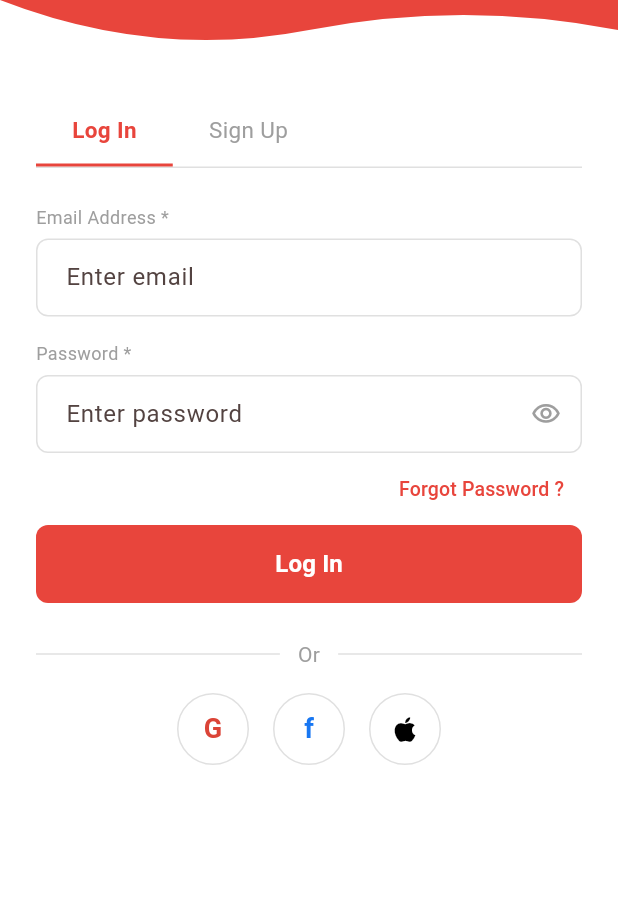
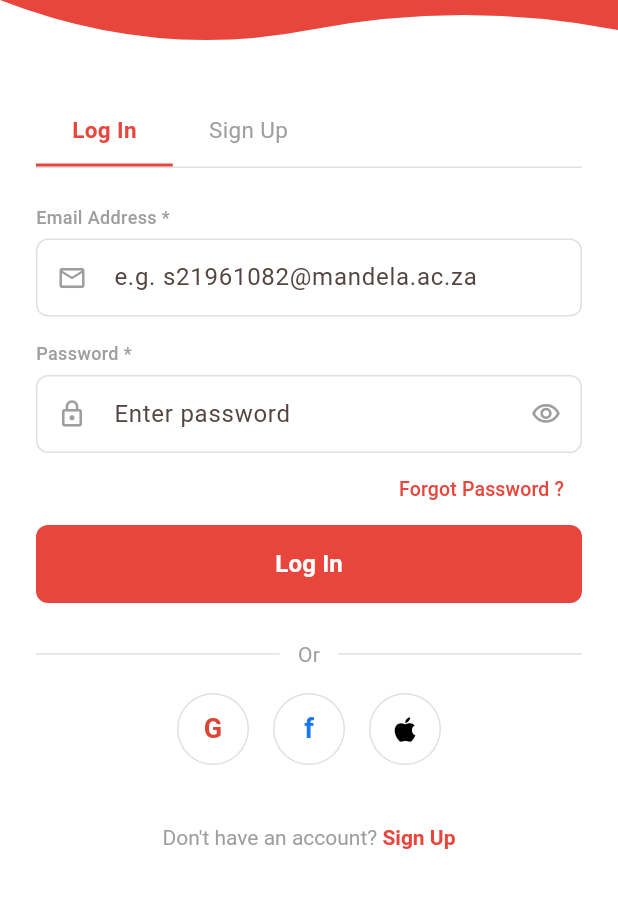
Before and after one commit to Addmore-Development/Gude-Mobile, a Flutter app: the screen it shows after launch, after a tap on "Next", after a tap on "Skip", on a phone screen of 412 x 824 dp, the part 240-1148 px from its top. Run offline on Flutter 3.47's test engine with Material 3 defaults, Android fonts, the phone set to English and light mode, and no system bars; our stand-ins replace flutter_riverpod, go_router, google_fonts.

Commit message:
feat(auth): update login page UI and validation

```diff
--- a/lib/features/auth/presentation/login_page.dart
+++ b/lib/features/auth/presentation/login_page.dart
@@ -10,18 +10,38 @@ class LoginPage extends StatefulWidget {
 }
 
 class _LoginPageState extends State<LoginPage> {
+  final _formKey = GlobalKey<FormState>();
   final _email = TextEditingController();
   final _password = TextEditingController();
   bool _obscure = true;
   bool _error = false;
 
+  static final _saEmailRegex = RegExp(
+    r'^[a-zA-Z0-9._%+\-]+@[a-zA-Z0-9.\-]+\.ac\.za$',
+    caseSensitive: false,
+  );
+
+  String? _validateEmail(String? value) {
+    if (value == null || value.isEmpty) return 'Email is required';
+    if (!_saEmailRegex.hasMatch(value)) {
+      return 'Use your student email e.g. s21961082@mandela.ac.za';
+    }
+    return null;
+  }
+
+  String? _validatePassword(String? value) {
+    if (value == null || value.isEmpty) return 'Password is required';
+    if (value.length < 8) return 'Password must be at least 8 characters';
+    return null;
+  }
+
   void _login() {
-    if (_email.text.isEmpty || _password.text.isEmpty) {
+    setState(() => _error = false);
+    if (_formKey.currentState!.validate()) {
+      context.go('/home');
+    } else {
       setState(() => _error = true);
-      return;
     }
-    setState(() => _error = false);
-    context.go('/home');
   }
 
   @override
@@ -33,59 +53,130 @@ class _LoginPageState extends State<LoginPage> {
             const GudeHeader(),
             Padding(
               padding: const EdgeInsets.symmetric(horizontal: 24),
+              child: Form(
+                key: _formKey,
                 child: Column(
                   crossAxisAlignment: CrossAxisAlignment.start,
                   children: [
                     const SizedBox(height: 24),
-                  _tabs(context),
+                    Container(
+                      decoration: const BoxDecoration(
+                        border: Border(
+                          bottom: BorderSide(color: AppColors.inputBorder))),
+                      child: Row(children: [
+                        _tab('Log In', true, () {}),
+                        _tab('Sign Up', false, () => context.go('/signup')),
+                      ]),
+                    ),
                     const SizedBox(height: 24),
                     _label('Email Address *'),
                     const SizedBox(height: 6),
-                  TextField(
+                    TextFormField(
                       controller: _email,
+                      validator: _validateEmail,
                       keyboardType: TextInputType.emailAddress,
-                    decoration: const InputDecoration(hintText: 'Enter email'),
+                      decoration: const InputDecoration(
+                        hintText: 'e.g. s21961082@mandela.ac.za',
+                        prefixIcon: Icon(Icons.email_outlined,
+                          color: AppColors.textGrey, size: 20),
+                      ),
                     ),
                     const SizedBox(height: 16),
                     _label('Password *'),
                     const SizedBox(height: 6),
-                  TextField(
+                    TextFormField(
                       controller: _password,
                       obscureText: _obscure,
+                      validator: _validatePassword,
                       decoration: InputDecoration(
                         hintText: 'Enter password',
+                        prefixIcon: const Icon(Icons.lock_outline,
+                          color: AppColors.textGrey, size: 20),
                         suffixIcon: IconButton(
-                        icon: Icon(_obscure
+                          icon: Icon(
+                            _obscure
                               ? Icons.visibility_outlined
                               : Icons.visibility_off_outlined,
                             color: AppColors.textGrey, size: 20),
-                        onPressed: () => setState(() => _obscure = !_obscure),
+                          onPressed: () =>
+                            setState(() => _obscure = !_obscure),
                         ),
                       ),
                     ),
-                  if (_error)
-                    const Padding(
-                      padding: EdgeInsets.only(top: 8),
-                      child: Text('Combination of email and password is incorrect',
-                        style: TextStyle(color: AppColors.primary, fontSize: 12)),
-                    ),
+                    if (_error) ...[
+                      const SizedBox(height: 8),
+                      const Text(
+                        'Combination of email and password is incorrect',
+                        style: TextStyle(
+                          color: AppColors.primary, fontSize: 12)),
+                    ],
                     Align(
                       alignment: Alignment.centerRight,
                       child: TextButton(
                         onPressed: () => context.go('/forgot-password'),
                         child: const Text('Forgot Password ?',
-                        style: TextStyle(color: AppColors.primary, fontSize: 13)),
+                          style: TextStyle(
+                            color: AppColors.primary, fontSize: 13)),
                       ),
                     ),
-                  ElevatedButton(onPressed: _login,
+                    ElevatedButton(
+                      onPressed: _login,
                       child: const Text('Log In',
-                      style: TextStyle(fontSize: 16, fontWeight: FontWeight.w600))),
+                        style: TextStyle(
+                          fontSize: 16, fontWeight: FontWeight.w600)),
+                    ),
                     const SizedBox(height: 24),
-                  _orDivider(),
+                    const Row(children: [
+                      Expanded(child: Divider(color: AppColors.inputBorder)),
+                      Padding(
+                        padding: EdgeInsets.symmetric(horizontal: 12),
+                        child: Text('Or',
+                          style: TextStyle(color: AppColors.textGrey))),
+                      Expanded(child: Divider(color: AppColors.inputBorder)),
+                    ]),
                     const SizedBox(height: 16),
-                  _socialRow(),
+                    Row(
+                      mainAxisAlignment: MainAxisAlignment.center,
+                      children: [
+                        _socialCircle(child: Text('G',
+                          style: const TextStyle(
+                            color: Color(0xFFDB4437),
+                            fontSize: 18,
+                            fontWeight: FontWeight.bold))),
+                        const SizedBox(width: 16),
+                        _socialCircle(child: Text('f',
+                          style: const TextStyle(
+                            color: Color(0xFF1877F2),
+                            fontSize: 18,
+                            fontWeight: FontWeight.bold))),
+                        const SizedBox(width: 16),
+                        _socialCircle(child: const Icon(
+                          Icons.apple, size: 22, color: Colors.black)),
+                      ],
+                    ),
+                    const SizedBox(height: 24),
+                    Center(
+                      child: TextButton(
+                        onPressed: () => context.go('/signup'),
+                        child: RichText(
+                          text: const TextSpan(
+                            text: "Don't have an account? ",
+                            style: TextStyle(color: AppColors.textGrey),
+                            children: [
+                              TextSpan(
+                                text: 'Sign Up',
+                                style: TextStyle(
+                                  color: AppColors.primary,
+                                  fontWeight: FontWeight.w600,
+                                )),
+                            ],
+                          ),
+                        ),
+                      ),
+                    ),
                     const SizedBox(height: 32),
                   ],
+                ),
               ),
             ),
           ],
@@ -95,20 +186,11 @@ class _LoginPageState extends State<LoginPage> {
   }
 
   Widget _label(String text) => Text(text,
-    style: const TextStyle(fontSize: 12, color: AppColors.textGrey));
-
-  Widget _tabs(BuildContext context) {
-    return Container(
-      decoration: const BoxDecoration(
-        border: Border(bottom: BorderSide(color: AppColors.inputBorder))),
-      child: Row(
-        children: [
-          _tab('Log In', true, () {}),
-          _tab('Sign Up', false, () => context.go('/signup')),
-        ],
-      ),
-    );
-  }
+    style: const TextStyle(
+      fontSize: 12,
+      fontWeight: FontWeight.w500,
+      color: AppColors.textGrey,
+    ));
 
   Widget _tab(String label, bool selected, VoidCallback onTap) {
     return GestureDetector(
@@ -121,7 +203,8 @@ class _LoginPageState extends State<LoginPage> {
             width: 2,
           )),
         ),
-        child: Text(label, style: TextStyle(
+        child: Text(label,
+          style: TextStyle(
             color: selected ? AppColors.primary : AppColors.textGrey,
             fontWeight: selected ? FontWeight.w600 : FontWeight.normal,
             fontSize: 15,
@@ -129,29 +212,6 @@ class _LoginPageState extends State<LoginPage> {
       ),
     );
   }
-
-  Widget _orDivider() => const Row(children: [
-    Expanded(child: Divider(color: AppColors.inputBorder)),
-    Padding(
-      padding: EdgeInsets.symmetric(horizontal: 12),
-      child: Text('Or', style: TextStyle(color: AppColors.textGrey))),
-    Expanded(child: Divider(color: AppColors.inputBorder)),
-  ]);
-
-  Widget _socialRow() => Row(
-    mainAxisAlignment: MainAxisAlignment.center,
-    children: [
-      _socialBtn('G', const Color(0xFFDB4437)),
-      const SizedBox(width: 16),
-      _socialBtn('f', const Color(0xFF1877F2)),
-      const SizedBox(width: 16),
-      _socialCircle(child: const Icon(Icons.apple, size: 22, color: Colors.black)),
-    ],
-  );
-
-  Widget _socialBtn(String label, Color color) => _socialCircle(
-    child: Text(label, style: TextStyle(
-      color: color, fontSize: 18, fontWeight: FontWeight.bold)));
 
   Widget _socialCircle({required Widget child}) => Container(
     width: 48, height: 48,
```
Lines whose indentation alone changed are shown as unchanged.
